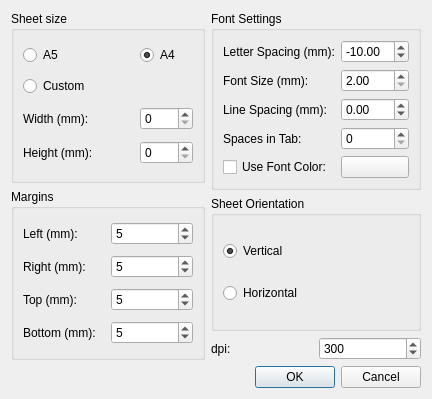
aizenbit/Scribbler, file preferencesdialog.ui: the form before one commit.
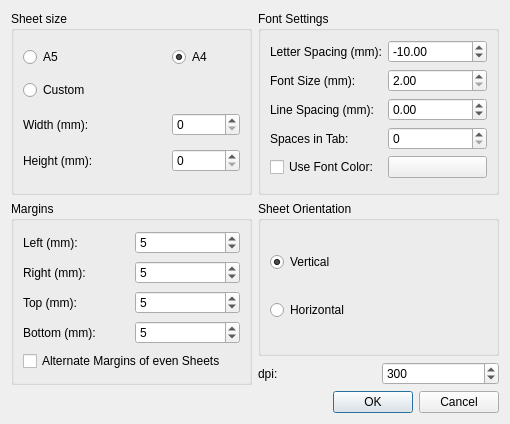
The form after the commit.

Commit message: add ability to alternate left and right margins of even sheets

The edit to the form file:
```diff
--- a/preferencesdialog.ui
+++ b/preferencesdialog.ui
@@ -6,8 +6,8 @@
    <rect>
     <x>0</x>
     <y>0</y>
-    <width>432</width>
-    <height>399</height>
+    <width>510</width>
+    <height>424</height>
    </rect>
   </property>
   <property name="windowTitle">
@@ -139,6 +139,13 @@
           </property>
          </widget>
         </item>
+        <item row="4" column="0" colspan="2">
+         <widget class="QCheckBox" name="alternateMarginsCheckBox">
+          <property name="text">
+           <string>Alternate Margins of even Sheets</string>
+          </property>
+         </widget>
+        </item>
        </layout>
       </widget>
      </item>
```
Left out of the diff: 76 changed lines with no effect on the pictures. The commit also changes 5 other files.
